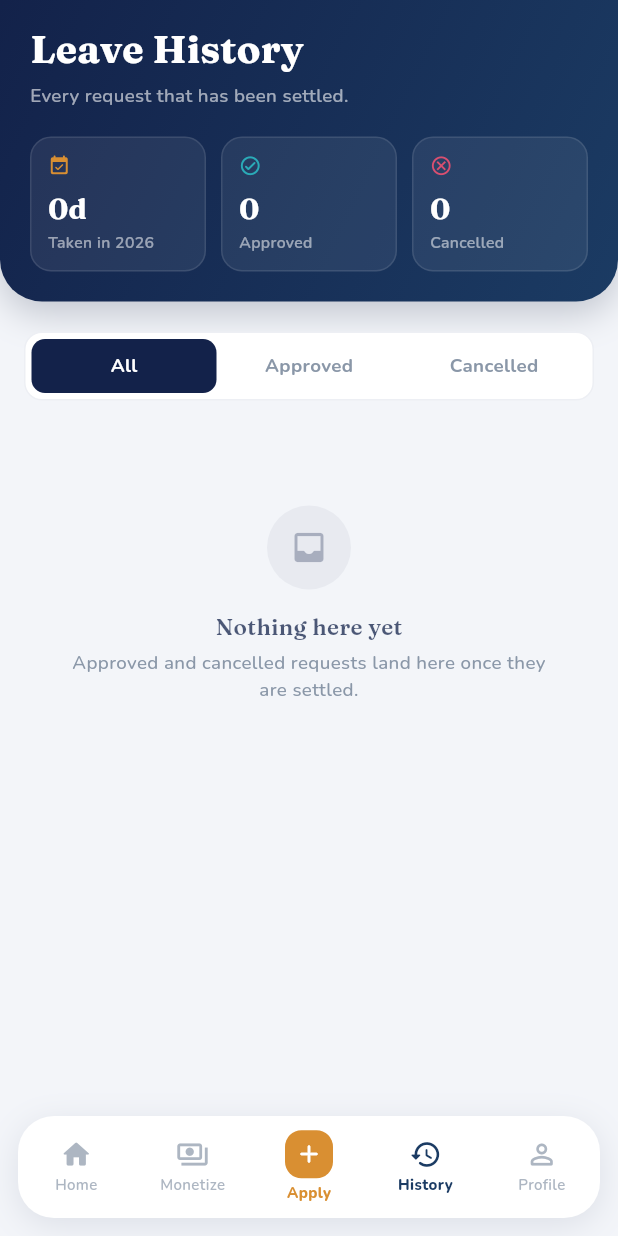
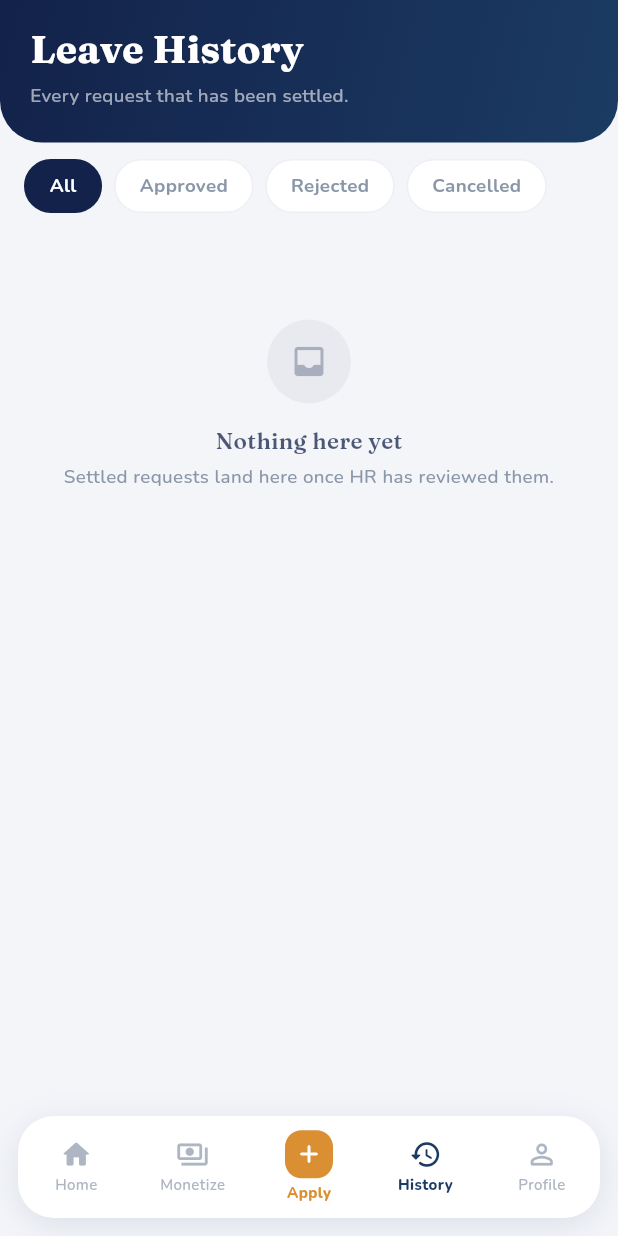
Before and after one commit to Dio-Tech-Team/lms-mobile, a Flutter app: the HomePage screen opened directly, item 4 of the bottom bar chosen, on a phone screen of 412 x 824 dp. Run offline on Flutter 3.47's test engine with Material 3 defaults, Android fonts, the light colour scheme and no system bars; our stand-ins replace google_fonts, printing, shared_preferences; accounts and stored records are empty.

Commit message:
Rebuild leave history: working filters, rejected status, rejection reason

```diff
--- a/lib/screentabs/history_logs.dart
+++ b/lib/screentabs/history_logs.dart
@@ -22,7 +22,7 @@ class _LeaveLogsPageState extends State<LeaveLogsPage>
   bool _isLoading = true;
   String? _errorMessage;
 
-  /// 'all' | 'approved' | 'cancelled'
+  /// 'all' | 'approved' | 'rejected' | 'cancelled'
   String _filter = 'all';
 
   Timer? _refreshTimer;
@@ -101,6 +101,9 @@ class _LeaveLogsPageState extends State<LeaveLogsPage>
     }
 
     try {
+      // Rejected is fetched alongside approved and cancelled — without it an
+      // employee whose request was denied sees nothing at all, and never
+      // learns the reason HR recorded.
       final results = await Future.wait([
         LeaveApplicationService.getMyApplications(
           token: token,
@@ -108,18 +111,18 @@ class _LeaveLogsPageState extends State<LeaveLogsPage>
         ).timeout(_networkTimeout),
         LeaveApplicationService.getMyApplications(
           token: token,
+          status: 'rejected',
+        ).timeout(_networkTimeout),
+        LeaveApplicationService.getMyApplications(
+          token: token,
           status: 'cancelled',
         ).timeout(_networkTimeout),
       ]).timeout(_networkTimeout + const Duration(seconds: 2));
 
-      final approvedResult = results[0];
-      final cancelledResult = results[1];
-
       final List<Map<String, dynamic>> logs = [
-        if (approvedResult['success'] == true)
-          ...List<Map<String, dynamic>>.from(approvedResult['data'] ?? []),
-        if (cancelledResult['success'] == true)
-          ...List<Map<String, dynamic>>.from(cancelledResult['data'] ?? []),
+        for (final result in results)
+          if (result['success'] == true)
+            ...List<Map<String, dynamic>>.from(result['data'] ?? []),
       ];
 
       logs.sort((a, b) {
@@ -158,6 +161,7 @@ class _LeaveLogsPageState extends State<LeaveLogsPage>
     showDialog(
       context: context,
       barrierDismissible: false,
+      useRootNavigator: true,
       builder: (_) =>
           const Center(child: CircularProgressIndicator(color: AppColors.navy)),
     );
@@ -171,7 +175,7 @@ class _LeaveLogsPageState extends State<LeaveLogsPage>
       ).timeout(_networkTimeout);
 
       if (!mounted) return;
-      Navigator.pop(context);
+      Navigator.of(context, rootNavigator: true).pop();
 
       if (result['success'] != true) {
         ScaffoldMessenger.of(context).showSnackBar(
@@ -185,8 +189,7 @@ class _LeaveLogsPageState extends State<LeaveLogsPage>
           ? rawBytes
           : Uint8List.fromList(List<int>.from(rawBytes as List));
       if (!mounted) return;
-      Navigator.push(
-        context,
+      Navigator.of(context, rootNavigator: true).push(
         MaterialPageRoute(
           builder: (_) =>
               PdfViewOnlyPage(bytes: bytes, title: 'Leave Application'),
@@ -194,34 +197,11 @@ class _LeaveLogsPageState extends State<LeaveLogsPage>
       );
     } catch (_) {
       if (!mounted) return;
-      Navigator.pop(context);
+      Navigator.of(context, rootNavigator: true).pop();
       ScaffoldMessenger.of(context).showSnackBar(
         const SnackBar(content: Text('Request timed out. Please try again.')),
       );
     }
-  }
-
-  int get _approvedCount => _leaveLogs
-      .where((l) => (l['status'] ?? '').toString().toLowerCase() == 'approved')
-      .length;
-  int get _cancelledCount => _leaveLogs
-      .where((l) => (l['status'] ?? '').toString().toLowerCase() == 'cancelled')
-      .length;
-
-  /// Total approved days this year — the one number an employee actually
-  /// wants off this screen, and the reason the header now exists.
-  double get _daysTakenThisYear {
-    final year = DateTime.now().year;
-    double total = 0;
-    for (final log in _leaveLogs) {
-      if ((log['status'] ?? '').toString().toLowerCase() != 'approved') {
-        continue;
-      }
-      final start = DateTime.tryParse(log['start_date']?.toString() ?? '');
-      if (start == null || start.year != year) continue;
-      total += double.tryParse(log['days_applied']?.toString() ?? '') ?? 0;
-    }
-    return total;
   }
 
   List<Map<String, dynamic>> get _visibleLogs {
@@ -278,91 +258,67 @@ class _LeaveLogsPageState extends State<LeaveLogsPage>
     return '$sm ${s.day}, ${s.year} – $em ${e.day}, ${e.year}';
   }
 
-  /// Groups visible logs by the month they were applied in, preserving the
-  /// newest-first order already established by the sort in _loadLogs().
-  List<MapEntry<String, List<Map<String, dynamic>>>> _groupedLogs() {
-    final groups = <String, List<Map<String, dynamic>>>{};
-    for (final log in _visibleLogs) {
-      final applied = DateTime.tryParse(log['applied_at']?.toString() ?? '');
-      final key = applied == null
-          ? 'Earlier'
-          : '${_monthAbbr[applied.month - 1]} ${applied.year}';
-      groups.putIfAbsent(key, () => []).add(log);
-    }
-    return groups.entries.toList();
-  }
+  // ---------------------------------------------------------------------
+  // Build
+  // ---------------------------------------------------------------------
 
   @override
   Widget build(BuildContext context) {
+    final logs = _visibleLogs;
+
     return Container(
       color: AppColors.bg,
+      child: Column(
+        children: [
+          _buildHeader(),
+          _buildFilterRow(),
+          Expanded(
             child: RefreshIndicator(
               onRefresh: () => _loadLogs(),
               color: AppColors.navy,
-        child: ListView(
-          padding: EdgeInsets.zero,
-          physics: const AlwaysScrollableScrollPhysics(),
-          children: [
-            _buildHeader(),
-            Padding(
-              padding: const EdgeInsets.fromLTRB(16, 20, 16, 28),
-              child: Column(
-                crossAxisAlignment: CrossAxisAlignment.start,
-                children: [
-                  if (!_isLoading && _errorMessage == null) ...[
-                    _buildSegmentedFilter(),
-                    const SizedBox(height: 20),
-                  ],
-                  if (_isLoading)
-                    const Padding(
-                      padding: EdgeInsets.symmetric(vertical: 60),
-                      child: Center(
-                        child: CircularProgressIndicator(color: AppColors.navy),
-                      ),
-                    )
-                  else if (_errorMessage != null)
-                    _buildErrorState()
-                  else if (_visibleLogs.isEmpty)
-                    _buildEmptyState()
-                  else
-                    ..._buildGroupedList(),
-                ],
+              child: _buildBody(logs),
             ),
           ),
         ],
       ),
-      ),
     );
   }
 
-  List<Widget> _buildGroupedList() {
-    final widgets = <Widget>[];
-    final groups = _groupedLogs();
+  Widget _buildBody(List<Map<String, dynamic>> logs) {
+    if (_isLoading) {
+      return const Center(
+        child: CircularProgressIndicator(color: AppColors.navy),
+      );
+    }
 
-    for (int g = 0; g < groups.length; g++) {
-      final entry = groups[g];
-      if (g > 0) widgets.add(const SizedBox(height: 22));
-      widgets.add(
-        Padding(
-          padding: const EdgeInsets.only(left: 2, bottom: 10),
-          child: Text(entry.key.toUpperCase(), style: AppText.eyebrow()),
-        ),
+    if (_errorMessage != null) {
+      return ListView(
+        physics: const AlwaysScrollableScrollPhysics(),
+        padding: const EdgeInsets.all(16),
+        children: [_buildErrorState()],
       );
-      for (int i = 0; i < entry.value.length; i++) {
-        if (i > 0) widgets.add(const SizedBox(height: 8));
-        widgets.add(_buildLeaveLogTile(entry.value[i]));
     }
+
+    if (logs.isEmpty) {
+      return ListView(
+        physics: const AlwaysScrollableScrollPhysics(),
+        children: [_buildEmptyState()],
+      );
     }
-    return widgets;
+
+    return ListView.separated(
+      physics: const AlwaysScrollableScrollPhysics(),
+      padding: const EdgeInsets.fromLTRB(16, 4, 16, 24),
+      itemCount: logs.length,
+      separatorBuilder: (_, __) => const SizedBox(height: 10),
+      itemBuilder: (context, i) => _buildLeaveLogTile(logs[i]),
+    );
   }
 
   // ---------------------------------------------------------------------
   // Header
   // ---------------------------------------------------------------------
 
-  /// Matches Home's gradient + glass-card treatment so the two screens read
-  /// as one app. The summary strip replaces the counts that used to sit
-  /// inside the filter chips, which left the control doing two jobs at once.
   Widget _buildHeader() {
     return Container(
       width: double.infinity,
@@ -372,18 +328,11 @@ class _LeaveLogsPageState extends State<LeaveLogsPage>
           bottomLeft: Radius.circular(28),
           bottomRight: Radius.circular(28),
         ),
-        boxShadow: [
-          BoxShadow(
-            color: Color(0x38131F3A),
-            blurRadius: 20,
-            offset: Offset(0, 8),
-          ),
-        ],
       ),
       child: SafeArea(
         bottom: false,
         child: Padding(
-          padding: const EdgeInsets.fromLTRB(20, 14, 20, 20),
+          padding: const EdgeInsets.fromLTRB(20, 14, 20, 22),
           child: Column(
             crossAxisAlignment: CrossAxisAlignment.start,
             children: [
@@ -405,84 +354,9 @@ class _LeaveLogsPageState extends State<LeaveLogsPage>
                   color: Colors.white60,
                 ),
               ),
-              if (!_isLoading && _errorMessage == null) ...[
-                const SizedBox(height: 18),
-                Row(
-                  children: [
-                    Expanded(
-                      child: _headerStat(
-                        icon: Icons.event_available_rounded,
-                        value: '${_fmtDays(_daysTakenThisYear)}d',
-                        label: 'Taken in ${DateTime.now().year}',
-                        accent: AppColors.amber,
-                      ),
-                    ),
-                    const SizedBox(width: 10),
-                    Expanded(
-                      child: _headerStat(
-                        icon: Icons.check_circle_outline_rounded,
-                        value: '$_approvedCount',
-                        label: 'Approved',
-                        accent: AppColors.teal,
-                      ),
-                    ),
-                    const SizedBox(width: 10),
-                    Expanded(
-                      child: _headerStat(
-                        icon: Icons.cancel_outlined,
-                        value: '$_cancelledCount',
-                        label: 'Cancelled',
-                        accent: AppColors.red,
-                      ),
-                    ),
-                  ],
-                ),
-              ],
             ],
           ),
         ),
-      ),
-    );
-  }
-
-  Widget _headerStat({
-    required IconData icon,
-    required String value,
-    required String label,
-    required Color accent,
-  }) {
-    return Container(
-      padding: const EdgeInsets.symmetric(horizontal: 11, vertical: 11),
-      decoration: BoxDecoration(
-        color: Colors.white.withOpacity(0.07),
-        borderRadius: BorderRadius.circular(14),
-        border: Border.all(color: Colors.white.withOpacity(0.10)),
-      ),
-      child: Column(
-        crossAxisAlignment: CrossAxisAlignment.start,
-        children: [
-          Icon(icon, size: 15, color: accent),
-          const SizedBox(height: 8),
-          Text(
-            value,
-            style: AppText.display(
-              size: 19,
-              weight: FontWeight.w700,
-              color: Colors.white,
-            ),
-          ),
-          const SizedBox(height: 1),
-          Text(
-            label,
-            maxLines: 1,
-            overflow: TextOverflow.ellipsis,
-            style: AppText.body(
-              size: 10.5,
-              weight: FontWeight.w600,
-              color: Colors.white54,
-            ),
-          ),
-        ],
       ),
     );
   }
@@ -491,46 +365,46 @@ class _LeaveLogsPageState extends State<LeaveLogsPage>
   // Filter
   // ---------------------------------------------------------------------
 
-  /// One connected control rather than three free-floating pills — reads as
-  /// a view switcher instead of three tappable buttons of equal weight.
-  /// Counts moved to the header, so each segment is now just a label.
-  Widget _buildSegmentedFilter() {
-    return Container(
-      padding: const EdgeInsets.all(4),
-      decoration: BoxDecoration(
-        color: AppColors.surface,
-        borderRadius: BorderRadius.circular(12),
-        border: Border.all(color: AppColors.hairline),
-      ),
-      child: Row(
+  Widget _buildFilterRow() {
+    return SizedBox(
+      height: 58,
+      child: ListView(
+        scrollDirection: Axis.horizontal,
+        padding: const EdgeInsets.symmetric(horizontal: 16, vertical: 11),
         children: [
-          Expanded(child: _segment('All', 'all')),
-          Expanded(child: _segment('Approved', 'approved')),
-          Expanded(child: _segment('Cancelled', 'cancelled')),
+          _chip('All', 'all'),
+          _chip('Approved', 'approved'),
+          _chip('Rejected', 'rejected'),
+          _chip('Cancelled', 'cancelled'),
         ],
       ),
     );
   }
 
-  Widget _segment(String label, String value) {
+  Widget _chip(String label, String value) {
     final isSelected = _filter == value;
-    return GestureDetector(
+    return Padding(
+      padding: const EdgeInsets.only(right: 8),
+      child: GestureDetector(
+        behavior: HitTestBehavior.opaque,
         onTap: () => setState(() => _filter = value),
-      behavior: HitTestBehavior.opaque,
-      child: AnimatedContainer(
-        duration: const Duration(milliseconds: 150),
-        padding: const EdgeInsets.symmetric(vertical: 9),
+        child: Container(
+          padding: const EdgeInsets.symmetric(horizontal: 16, vertical: 8),
+          decoration: BoxDecoration(
+            color: isSelected ? AppColors.navyDark : AppColors.surface,
+            borderRadius: BorderRadius.circular(20),
+            border: Border.all(
+              color: isSelected ? AppColors.navyDark : AppColors.hairline,
+            ),
+          ),
           alignment: Alignment.center,
-        decoration: BoxDecoration(
-          color: isSelected ? AppColors.navyDark : Colors.transparent,
-          borderRadius: BorderRadius.circular(9),
-        ),
           child: Text(
             label,
             style: AppText.body(
               size: 12.5,
               weight: FontWeight.w700,
               color: isSelected ? Colors.white : AppColors.muted,
+            ),
           ),
         ),
       ),
@@ -581,11 +455,11 @@ class _LeaveLogsPageState extends State<LeaveLogsPage>
 
   Widget _buildEmptyState() {
     final message = _filter == 'all'
-        ? 'Approved and cancelled requests land here once they are settled.'
+        ? 'Settled requests land here once HR has reviewed them.'
         : 'No $_filter requests yet.';
 
     return Padding(
-      padding: const EdgeInsets.symmetric(vertical: 50, horizontal: 24),
+      padding: const EdgeInsets.symmetric(vertical: 60, horizontal: 24),
       child: Column(
         children: [
           Container(
@@ -631,47 +505,68 @@ class _LeaveLogsPageState extends State<LeaveLogsPage>
   // Tile
   // ---------------------------------------------------------------------
 
+  Color _accentFor(String status) {
+    switch (status) {
+      case 'approved':
+        return AppColors.green;
+      case 'rejected':
+        return AppColors.red;
+      default:
+        return AppColors.muted;
+    }
+  }
+
+  String _labelFor(String status) {
+    switch (status) {
+      case 'approved':
+        return 'Approved';
+      case 'rejected':
+        return 'Rejected';
+      default:
+        return 'Cancelled';
+    }
+  }
+
+  IconData _iconFor(String status) {
+    switch (status) {
+      case 'approved':
+        return Icons.check_circle_rounded;
+      case 'rejected':
+        return Icons.cancel_rounded;
+      default:
+        return Icons.remove_circle_rounded;
+    }
+  }
+
+  /// Plain Column inside a plain Container. No stretch, no IntrinsicHeight,
+  /// no mixed-colour border — every one of those needed a height the list
+  /// could not give it. The status is carried by a coloured icon and badge
+  /// instead of a full-height rail.
   Widget _buildLeaveLogTile(Map<String, dynamic> item) {
     final status = (item['status'] ?? '').toString().toLowerCase();
     final isApproved = status == 'approved';
-    final accent = isApproved ? AppColors.green : AppColors.red;
+    final isRejected = status == 'rejected';
+    final accent = _accentFor(status);
     final leaveType = item['leave_type_name']?.toString() ?? 'Leave';
+    final reason = item['rejection_reason']?.toString();
 
-    return Material(
-      color: AppColors.surface,
-      borderRadius: BorderRadius.circular(16),
-      child: InkWell(
-        borderRadius: BorderRadius.circular(16),
+    return GestureDetector(
+      behavior: HitTestBehavior.opaque,
       onTap: isApproved ? () => _viewPdf(item['id']) : null,
       child: Container(
+        padding: const EdgeInsets.all(14),
         decoration: BoxDecoration(
-            borderRadius: BorderRadius.circular(16),
+          color: AppColors.surface,
+          borderRadius: BorderRadius.circular(14),
           border: Border.all(color: AppColors.hairline),
         ),
-          child: Row(
-            crossAxisAlignment: CrossAxisAlignment.stretch,
-            children: [
-              // A full-height status rail instead of a small dot — the
-              // approved/cancelled split is the primary thing being scanned,
-              // so it gets an edge the eye can run down.
-              Container(
-                width: 4,
-                decoration: BoxDecoration(
-                  color: accent,
-                  borderRadius: const BorderRadius.only(
-                    topLeft: Radius.circular(16),
-                    bottomLeft: Radius.circular(16),
-                  ),
-                ),
-              ),
-              Expanded(
-                child: Padding(
-                  padding: const EdgeInsets.fromLTRB(14, 14, 14, 14),
         child: Column(
           crossAxisAlignment: CrossAxisAlignment.start,
           children: [
             Row(
               children: [
+                Icon(_iconFor(status), size: 16, color: accent),
+                const SizedBox(width: 8),
                 Expanded(
                   child: Text(
                     leaveType,
@@ -695,7 +590,7 @@ class _LeaveLogsPageState extends State<LeaveLogsPage>
                     borderRadius: BorderRadius.circular(20),
                   ),
                   child: Text(
-                              isApproved ? 'Approved' : 'Cancelled',
+                    _labelFor(status),
                     style: AppText.body(
                       size: 10.5,
                       weight: FontWeight.w800,
@@ -705,15 +600,9 @@ class _LeaveLogsPageState extends State<LeaveLogsPage>
                 ),
               ],
             ),
-                      const SizedBox(height: 11),
+            const SizedBox(height: 10),
             Row(
               children: [
-                          Icon(
-                            Icons.calendar_today_rounded,
-                            size: 13,
-                            color: AppColors.muted.withOpacity(0.8),
-                          ),
-                          const SizedBox(width: 7),
                 Expanded(
                   child: Text(
                     _dateRange(
@@ -724,55 +613,61 @@ class _LeaveLogsPageState extends State<LeaveLogsPage>
                     overflow: TextOverflow.ellipsis,
                     style: AppText.body(
                       size: 12.5,
-                                color: AppColors.navyDark.withOpacity(0.75),
+                      weight: FontWeight.w500,
+                      color: AppColors.navyDark,
                     ),
                   ),
                 ),
+                const SizedBox(width: 8),
+                Text(
+                  _formatDays(item['days_applied']),
+                  style: AppText.body(
+                    size: 11.5,
+                    weight: FontWeight.w700,
+                    color: AppColors.muted,
+                  ),
+                ),
+              ],
+            ),
+            // HR records a reason when declining; this is the only place the
+            // employee can ever see it.
+            if (isRejected && reason != null && reason.trim().isNotEmpty) ...[
+              const SizedBox(height: 10),
               Container(
-                            padding: const EdgeInsets.symmetric(
-                              horizontal: 8,
-                              vertical: 3,
-                            ),
+                width: double.infinity,
+                padding: const EdgeInsets.all(10),
                 decoration: BoxDecoration(
                   color: AppColors.bg,
-                              borderRadius: BorderRadius.circular(7),
+                  borderRadius: BorderRadius.circular(9),
                 ),
                 child: Text(
-                              _formatDays(item['days_applied']),
+                  reason,
                   style: AppText.body(
-                                size: 11,
-                                weight: FontWeight.w700,
-                                color: AppColors.navyDark.withOpacity(0.7),
+                    size: 11.5,
+                    weight: FontWeight.w500,
+                    color: AppColors.navyDark,
+                    height: 1.4,
                   ),
                 ),
               ),
             ],
-                      ),
             if (isApproved) ...[
-                        const SizedBox(height: 11),
-                        Container(height: 1, color: AppColors.hairline),
               const SizedBox(height: 10),
               Row(
                 children: [
-                            Icon(
+                  const Icon(
                     Icons.description_outlined,
                     size: 13,
-                              color: AppColors.navy.withOpacity(0.7),
+                    color: AppColors.navy,
                   ),
-                            const SizedBox(width: 7),
+                  const SizedBox(width: 6),
                   Text(
                     'View leave form',
                     style: AppText.body(
                       size: 12,
                       weight: FontWeight.w700,
-                                color: AppColors.navy.withOpacity(0.8),
+                      color: AppColors.navy,
                     ),
-                            ),
-                            const Spacer(),
-                            Icon(
-                              Icons.arrow_forward_ios_rounded,
-                              size: 11,
-                              color: AppColors.muted.withOpacity(0.7),
                   ),
                 ],
               ),
@@ -780,11 +675,6 @@ class _LeaveLogsPageState extends State<LeaveLogsPage>
           ],
         ),
       ),
-              ),
-            ],
-          ),
-        ),
-      ),
     );
   }
 }
```
Lines whose indentation alone changed are shown as unchanged.
